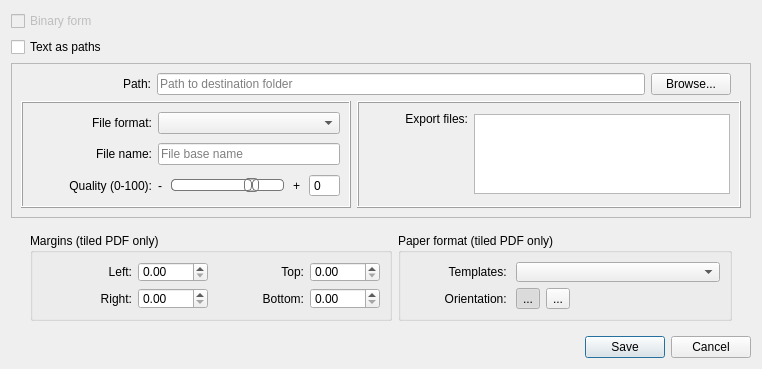
Above: src/app/seamly2d/dialogs/export_layout_dialog.ui from FashionFreedom/Seamly2D before the change. Below: the same form after it.
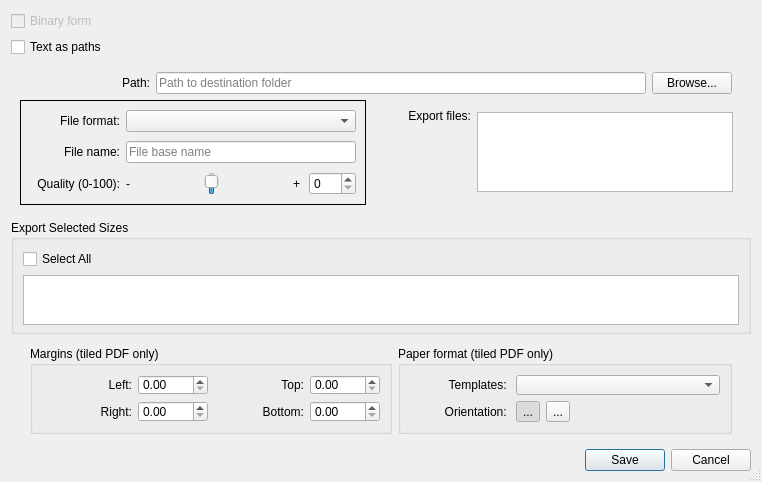
That is the form after the change. Icons and pictures are not drawn. Custom widgets are drawn as their Qt base class.

Commit message:
feat: add batch export  to multisize patterns
Add a size selection group box to ExportLayoutDialog that allows users
to select multiple sizes for batch export when a multisize pattern is
loaded. The group box includes a checkable list of available sizes,

Add an export progress dialog that reports status of files exported.

Patch:
```diff
--- a/src/app/seamly2d/dialogs/export_layout_dialog.ui
+++ b/src/app/seamly2d/dialogs/export_layout_dialog.ui
@@ -10,13 +10,19 @@
     <x>0</x>
     <y>0</y>
     <width>762</width>
-    <height>342</height>
+    <height>467</height>
    </rect>
   </property>
+  <property name="minimumSize">
+   <size>
+    <width>0</width>
+    <height>0</height>
+   </size>
+  </property>
   <property name="maximumSize">
    <size>
-    <width>900</width>
-    <height>400</height>
+    <width>16777215</width>
+    <height>16777215</height>
    </size>
   </property>
   <property name="font">
@@ -32,7 +38,7 @@
     <normaloff>:/toolicon/32x32/export.png</normaloff>:/toolicon/32x32/export.png</iconset>
   </property>
   <property name="sizeGripEnabled">
-   <bool>false</bool>
+   <bool>true</bool>
   </property>
   <property name="modal">
    <bool>true</bool>
@@ -66,11 +72,14 @@
        <verstretch>0</verstretch>
       </sizepolicy>
      </property>
+     <property name="minimumSize">
+      <size>
+       <width>0</width>
+       <height>0</height>
+      </size>
+     </property>
      <property name="frameShape">
-      <enum>QFrame::Shape::StyledPanel</enum>
-     </property>
-     <property name="frameShadow">
-      <enum>QFrame::Shadow::Raised</enum>
+      <enum>QFrame::NoFrame</enum>
      </property>
      <layout class="QVBoxLayout" name="verticalLayout_2">
       <item>
@@ -148,10 +157,7 @@
         <item>
          <widget class="QFrame" name="file_Frame">
           <property name="frameShape">
-           <enum>QFrame::Shape::Box</enum>
-          </property>
-          <property name="frameShadow">
-           <enum>QFrame::Shadow::Raised</enum>
+           <enum>QFrame::Box</enum>
           </property>
           <layout class="QHBoxLayout" name="horizontalLayout_3">
            <item>
@@ -163,7 +169,7 @@
               <widget class="QLabel" name="format_Label">
                <property name="minimumSize">
                 <size>
-                 <width>120</width>
+                 <width>90</width>
                  <height>0</height>
                 </size>
                </property>
@@ -195,7 +201,7 @@
               <widget class="QLabel" name="filename_Label">
                <property name="minimumSize">
                 <size>
-                 <width>120</width>
+                 <width>90</width>
                  <height>0</height>
                 </size>
                </property>
@@ -233,7 +239,7 @@
               <widget class="QLabel" name="quality_Label">
                <property name="minimumSize">
                 <size>
-                 <width>120</width>
+                 <width>90</width>
                  <height>0</height>
                 </size>
                </property>
@@ -277,9 +283,6 @@
                  <property name="text">
                   <string notr="true">-</string>
                  </property>
-                 <property name="alignment">
-                  <set>Qt::AlignmentFlag::AlignRight|Qt::AlignmentFlag::AlignTrailing|Qt::AlignmentFlag::AlignVCenter</set>
-                 </property>
                  <property name="indent">
                   <number>0</number>
                  </property>
@@ -372,9 +375,6 @@
                  <property name="sliderPosition">
                   <number>75</number>
                  </property>
-                 <property name="orientation">
-                  <enum>Qt::Orientation::Horizontal</enum>
-                 </property>
                 </widget>
                </item>
                <item>
@@ -399,9 +399,6 @@
                  <property name="text">
                   <string notr="true">+</string>
                  </property>
-                 <property name="alignment">
-                  <set>Qt::AlignmentFlag::AlignLeading|Qt::AlignmentFlag::AlignLeft|Qt::AlignmentFlag::AlignVCenter</set>
-                 </property>
                 </widget>
                </item>
                <item>
@@ -413,7 +410,7 @@
                   </sizepolicy>
                  </property>
                  <property name="buttonSymbols">
-                  <enum>QAbstractSpinBox::ButtonSymbols::NoButtons</enum>
+                  <enum>QAbstractSpinBox::UpDownArrows</enum>
                  </property>
                  <property name="maximum">
                   <number>100</number>
@@ -430,10 +427,7 @@
         <item>
          <widget class="QFrame" name="export_Frame">
           <property name="frameShape">
-           <enum>QFrame::Shape::Box</enum>
-          </property>
-          <property name="frameShadow">
-           <enum>QFrame::Shadow::Raised</enum>
+           <enum>QFrame::NoFrame</enum>
           </property>
           <layout class="QHBoxLayout" name="horizontalLayout_5">
            <item>
@@ -446,7 +440,7 @@
              </property>
              <property name="minimumSize">
               <size>
-               <width>100</width>
+               <width>90</width>
                <height>0</height>
               </size>
              </property>
@@ -488,12 +482,89 @@
      </layout>
     </widget>
    </item>
+   <item>
+    <widget class="QGroupBox" name="sizeSelection_GroupBox">
+     <property name="sizePolicy">
+      <sizepolicy hsizetype="Preferred" vsizetype="Expanding">
+       <horstretch>0</horstretch>
+       <verstretch>0</verstretch>
+      </sizepolicy>
+     </property>
+     <property name="minimumSize">
+      <size>
+       <width>0</width>
+       <height>0</height>
+      </size>
+     </property>
+     <property name="title">
+      <string>Export Selected Sizes</string>
+     </property>
+     <layout class="QVBoxLayout" name="sizeSelection_VLayout">
+      <property name="bottomMargin">
+       <number>6</number>
+      </property>
+      <item>
+       <widget class="QCheckBox" name="selectAll_CheckBox">
+        <property name="text">
+         <string>Select All</string>
+        </property>
+       </widget>
+      </item>
+      <item>
+       <widget class="QListWidget" name="sizes_ListWidget">
+        <property name="sizePolicy">
+         <sizepolicy hsizetype="Expanding" vsizetype="Fixed">
+          <horstretch>0</horstretch>
+          <verstretch>0</verstretch>
+         </sizepolicy>
+        </property>
+        <property name="minimumSize">
+         <size>
+          <width>0</width>
+          <height>50</height>
+         </size>
+        </property>
+        <property name="maximumSize">
+         <size>
+          <width>16777215</width>
+          <height>50</height>
+         </size>
+        </property>
+        <property name="verticalScrollBarPolicy">
+         <enum>Qt::ScrollBarAlwaysOff</enum>
+        </property>
+        <property name="isWrapping" stdset="0">
+         <bool>false</bool>
+        </property>
+        <property name="viewMode">
+         <enum>QListView::IconMode</enum>
+        </property>
+        <property name="wordWrap">
+         <bool>false</bool>
+        </property>
+        <property name="itemAlignment">
+         <set>Qt::AlignVCenter</set>
+        </property>
+       </widget>
+      </item>
+     </layout>
+    </widget>
+   </item>
    <item>
     <widget class="QWidget" name="tiledPDF_Widget" native="true">
      <property name="enabled">
       <bool>true</bool>
      </property>
+     <property name="sizePolicy">
+      <sizepolicy hsizetype="Preferred" vsizetype="Expanding">
+       <horstretch>0</horstretch>
+       <verstretch>0</verstretch>
+      </sizepolicy>
+     </property>
      <layout class="QVBoxLayout" name="verticalLayout_7">
+      <property name="topMargin">
+       <number>6</number>
+      </property>
       <item>
        <layout class="QHBoxLayout" name="horizontalLayout">
         <property name="leftMargin">
@@ -825,27 +896,24 @@
         </item>
        </layout>
       </item>
+      <item>
+       <spacer name="verticalSpacer_2">
+        <property name="orientation">
+         <enum>Qt::Vertical</enum>
+        </property>
+        <property name="sizeHint" stdset="0">
+         <size>
+          <width>20</width>
+          <height>40</height>
+         </size>
+        </property>
+       </spacer>
+      </item>
      </layout>
     </widget>
    </item>
-   <item>
-    <spacer name="verticalSpacer">
-     <property name="orientation">
-      <enum>Qt::Orientation::Vertical</enum>
-     </property>
-     <property name="sizeHint" stdset="0">
-      <size>
-       <width>20</width>
-       <height>40</height>
-      </size>
-     </property>
-    </spacer>
-   </item>
    <item>
     <widget class="QDialogButtonBox" name="buttonBox">
-     <property name="orientation">
-      <enum>Qt::Orientation::Horizontal</enum>
-     </property>
      <property name="standardButtons">
       <set>QDialogButtonBox::Cancel|QDialogButtonBox::Save</set>
      </property>
```
Left out of the diff: 28 changed lines with no effect on the pictures. The commit also changes 27 other files.
